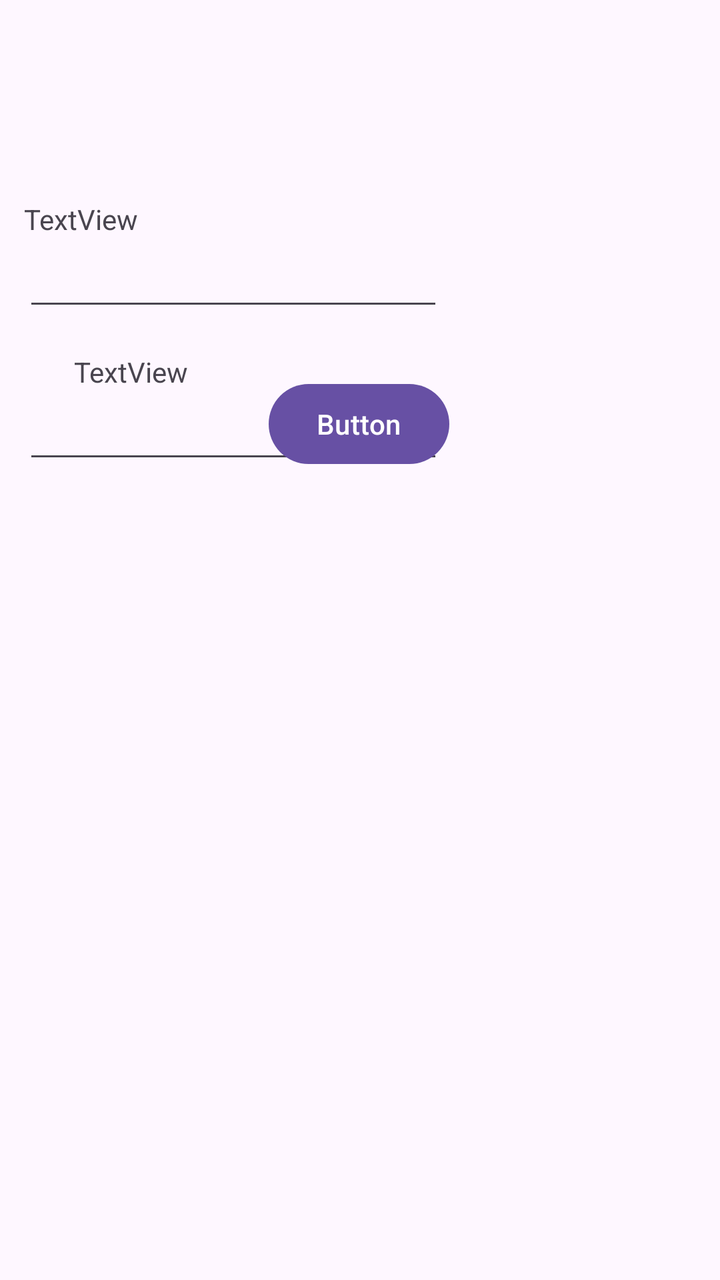
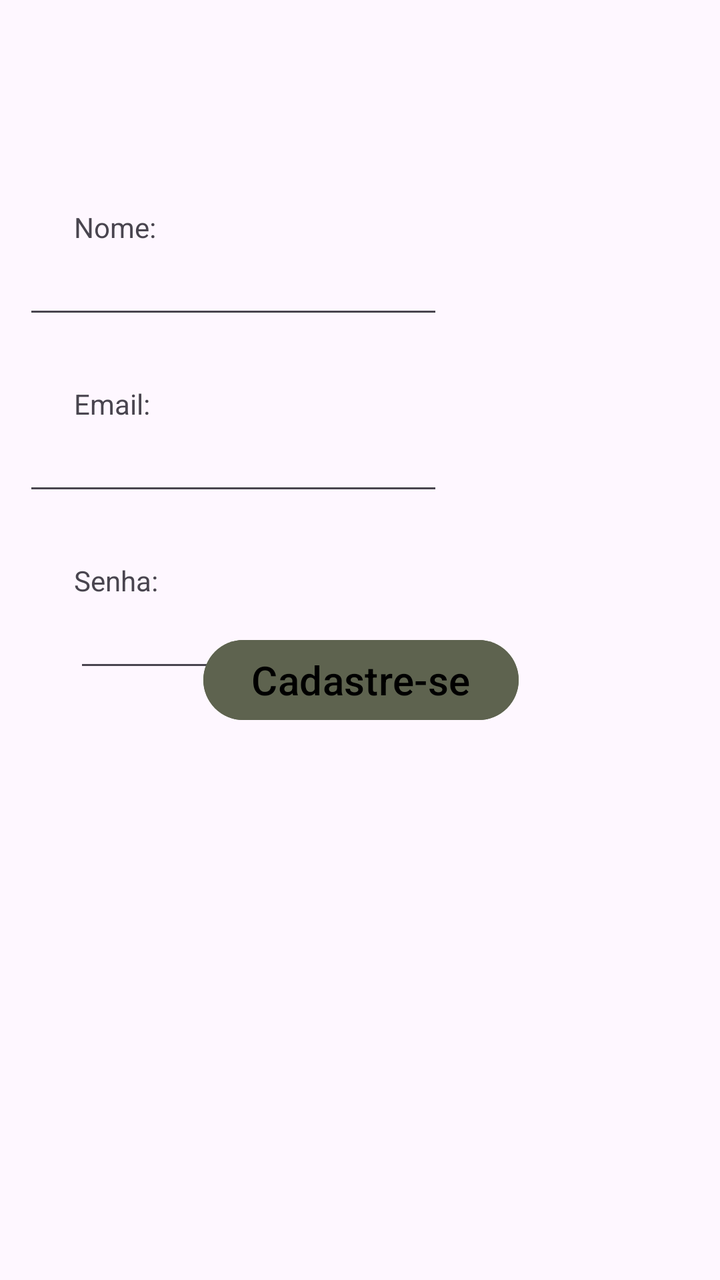

Screens rendered from an Android XML layout before and after an edit, with the pre-edit source and the edit as a unified diff.
<!-- AndroidManifest.xml: application theme Theme.TCC -->
<!-- res/layout/activity_register_screen.xml -->
<?xml version="1.0" encoding="utf-8"?>
<androidx.constraintlayout.widget.ConstraintLayout xmlns:android="http://schemas.android.com/apk/res/android"
    xmlns:app="http://schemas.android.com/apk/res-auto"
    xmlns:tools="http://schemas.android.com/tools"
    android:id="@+id/main"
    android:layout_width="match_parent"
    android:layout_height="match_parent"
    tools:context=".RegisterScreen">

    <EditText
        android:id="@+id/edtEmail"
        android:layout_width="wrap_content"
        android:layout_height="wrap_content"
        android:layout_marginStart="37dp"
        android:layout_marginEnd="164dp"
        android:ems="10"
        android:inputType="textEmailAddress"
        app:layout_constraintEnd_toEndOf="parent"
        app:layout_constraintStart_toStartOf="parent"
        app:layout_constraintTop_toBottomOf="@+id/textView4" />

    <TextView
        android:id="@+id/textView4"
        android:layout_width="wrap_content"
        android:layout_height="wrap_content"
        android:layout_marginStart="37dp"
        android:layout_marginTop="100dp"
        android:layout_marginEnd="316dp"
        android:text="TextView"
        app:layout_constraintEnd_toEndOf="parent"
        app:layout_constraintStart_toStartOf="parent"
        app:layout_constraintTop_toTopOf="parent" />

    <TextView
        android:id="@+id/textView5"
        android:layout_width="wrap_content"
        android:layout_height="wrap_content"
        android:layout_marginStart="37dp"
        android:layout_marginTop="16dp"
        android:layout_marginEnd="316dp"
        android:text="TextView"
        app:layout_constraintEnd_toEndOf="parent"
        app:layout_constraintHorizontal_bias="0.0"
        app:layout_constraintStart_toStartOf="parent"
        app:layout_constraintTop_toBottomOf="@+id/edtEmail" />

    <EditText
        android:id="@+id/edtPassword"
        android:layout_width="wrap_content"
        android:layout_height="wrap_content"
        android:layout_marginStart="37dp"
        android:layout_marginEnd="164dp"
        android:ems="10"
        android:inputType="textPassword"
        app:layout_constraintEnd_toEndOf="parent"
        app:layout_constraintStart_toStartOf="parent"
        app:layout_constraintTop_toBottomOf="@+id/textView5" />

    <Button
        android:id="@+id/button"
        android:layout_width="wrap_content"
        android:layout_height="wrap_content"
        android:layout_marginStart="160dp"
        android:layout_marginEnd="161dp"
        android:layout_marginBottom="404dp"
        android:text="Button"
        app:layout_constraintBottom_toBottomOf="parent"
        app:layout_constraintEnd_toEndOf="parent"
        app:layout_constraintStart_toStartOf="parent" />
</androidx.constraintlayout.widget.ConstraintLayout>
<!-- resources referenced by this layout -->
<resources>
  <style name="Theme.TCC" parent="Base.Theme.TCC" />
  <style name="Base.Theme.TCC" parent="Theme.Material3.DayNight.NoActionBar">
          
          
      </style>
</resources>

<!-- the commit's change to res/layout/activity_register_screen.xml (unified diff, before → after) -->
@@ -6,6 +6,44 @@
     android:layout_width="match_parent"
     android:layout_height="match_parent"
     tools:context=".RegisterScreen">
+
+    <TextView
+        android:id="@+id/txtName"
+        android:layout_width="wrap_content"
+        android:layout_height="wrap_content"
+        android:layout_marginStart="37dp"
+        android:layout_marginTop="104dp"
+        android:layout_marginEnd="316dp"
+        android:text="Nome:"
+        app:layout_constraintEnd_toEndOf="parent"
+        app:layout_constraintHorizontal_bias="0.0"
+        app:layout_constraintStart_toStartOf="parent"
+        app:layout_constraintTop_toTopOf="parent" />
+
+    <EditText
+        android:id="@+id/edtName"
+        android:layout_width="wrap_content"
+        android:layout_height="wrap_content"
+        android:layout_marginStart="37dp"
+        android:layout_marginEnd="164dp"
+        android:ems="10"
+        android:inputType="text"
+        app:layout_constraintEnd_toEndOf="parent"
+        app:layout_constraintStart_toStartOf="parent"
+        app:layout_constraintTop_toBottomOf="@+id/txtName" />
+
+    <TextView
+        android:id="@+id/txtEmail"
+        android:layout_width="wrap_content"
+        android:layout_height="wrap_content"
+        android:layout_marginStart="37dp"
+        android:layout_marginTop="28dp"
+        android:layout_marginEnd="316dp"
+        android:text="Email: "
+        app:layout_constraintEnd_toEndOf="parent"
+        app:layout_constraintHorizontal_bias="0.0"
+        app:layout_constraintStart_toStartOf="parent"
+        app:layout_constraintTop_toBottomOf="@+id/edtName" />
 
     <EditText
         android:id="@+id/edtEmail"
@@ -17,28 +55,16 @@
         android:inputType="textEmailAddress"
         app:layout_constraintEnd_toEndOf="parent"
         app:layout_constraintStart_toStartOf="parent"
-        app:layout_constraintTop_toBottomOf="@+id/textView4" />
+        app:layout_constraintTop_toBottomOf="@+id/txtEmail" />
 
     <TextView
-        android:id="@+id/textView4"
+        android:id="@+id/txtPassword"
         android:layout_width="wrap_content"
         android:layout_height="wrap_content"
         android:layout_marginStart="37dp"
-        android:layout_marginTop="100dp"
+        android:layout_marginTop="28dp"
         android:layout_marginEnd="316dp"
-        android:text="TextView"
-        app:layout_constraintEnd_toEndOf="parent"
-        app:layout_constraintStart_toStartOf="parent"
-        app:layout_constraintTop_toTopOf="parent" />
-
-    <TextView
-        android:id="@+id/textView5"
-        android:layout_width="wrap_content"
-        android:layout_height="wrap_content"
-        android:layout_marginStart="37dp"
-        android:layout_marginTop="16dp"
-        android:layout_marginEnd="316dp"
-        android:text="TextView"
+        android:text="Senha: "
         app:layout_constraintEnd_toEndOf="parent"
         app:layout_constraintHorizontal_bias="0.0"
         app:layout_constraintStart_toStartOf="parent"
@@ -53,8 +79,9 @@
         android:ems="10"
         android:inputType="textPassword"
         app:layout_constraintEnd_toEndOf="parent"
+        app:layout_constraintHorizontal_bias="0.0"
         app:layout_constraintStart_toStartOf="parent"
-        app:layout_constraintTop_toBottomOf="@+id/textView5" />
+        app:layout_constraintTop_toBottomOf="@+id/txtPassword" />
 
     <Button
         android:id="@+id/button"
@@ -62,9 +89,14 @@
         android:layout_height="wrap_content"
         android:layout_marginStart="160dp"
         android:layout_marginEnd="161dp"
-        android:layout_marginBottom="404dp"
-        android:text="Button"
+        android:layout_marginBottom="276dp"
+        android:backgroundTint="#5E634F"
+        android:text="Cadastre-se"
+        android:textColor="#000000"
+        android:textSize="20sp"
         app:layout_constraintBottom_toBottomOf="parent"
         app:layout_constraintEnd_toEndOf="parent"
+        app:layout_constraintHorizontal_bias="0.492"
         app:layout_constraintStart_toStartOf="parent" />
+
 </androidx.constraintlayout.widget.ConstraintLayout>
